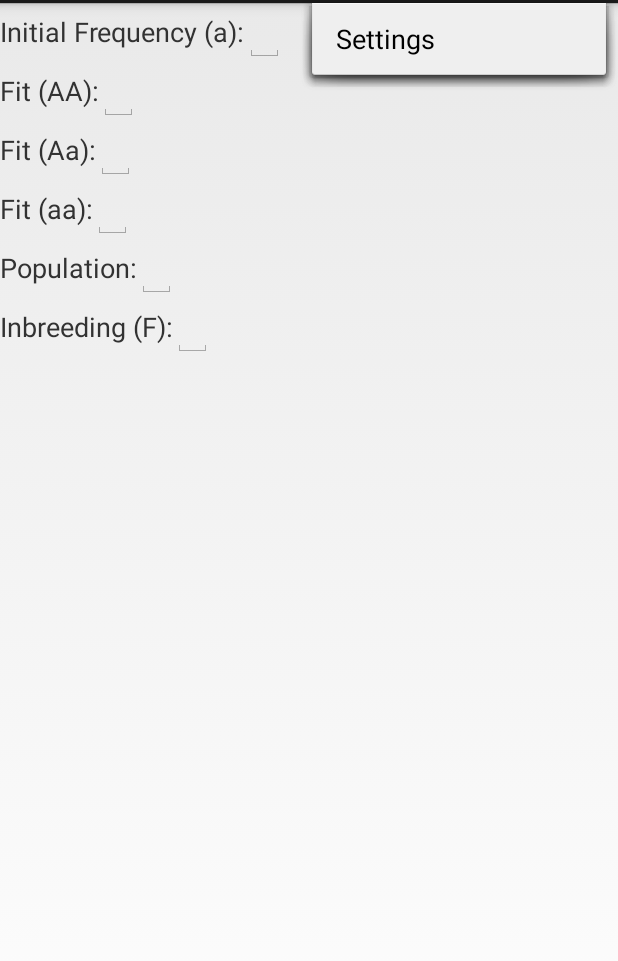
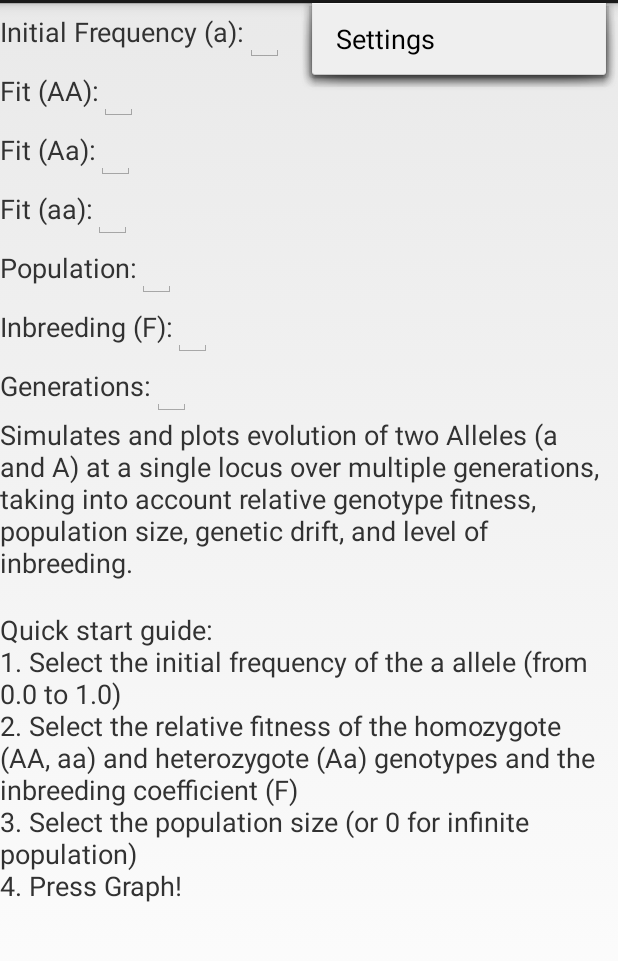
Before and after one commit to LNYApps/GeneticsAndEvolution, an Android app: the fragment AlleleGraphInputsFragment placed in its activity, with the options menu open, on a phone screen of 412 x 824 dp, the part 69-1030 px from its top. Run offline under Robolectric (Android 15) with nearby library versions, the phone set to English and light mode, and no system bars; 4 statements that could not run were skipped.

Commit message:
small fixes + quick guide

```diff
--- a/app/src/main/java/com/lnyapps/geneticsandevolution/allelefreak/AlleleGraphFragment.java
+++ b/app/src/main/java/com/lnyapps/geneticsandevolution/allelefreak/AlleleGraphFragment.java
@@ -1,8 +1,8 @@
 package com.lnyapps.geneticsandevolution.allelefreak;
 
 import android.app.Activity;
+import android.os.Bundle;
 import android.support.v4.app.Fragment;
-import android.os.Bundle;
 import android.view.LayoutInflater;
 import android.view.View;
 import android.view.ViewGroup;
@@ -15,10 +15,16 @@ import com.lnyapps.geneticsandevolution.R;
  */
 public class AlleleGraphFragment extends Fragment {
 
+    public AlleleGraphFragment() {
+        Bundle args = new Bundle();
+        //args.putInt(ARG_SECTION_NUMBER, sectionNumber);
+        setArguments(args);
+    }
+
     @Override
     public View onCreateView(LayoutInflater inflater, ViewGroup container,
                              Bundle savedInstanceState) {
-        View rootView = inflater.inflate(R.layout.fragment_allelefreak, container, false);
+        View rootView = inflater.inflate(R.layout.fragment_allelegraphinputs, container, false);
         return rootView;
     }
 
--- a/app/src/main/java/com/lnyapps/geneticsandevolution/allelefreak/AlleleGraphInputsFragment.java
+++ b/app/src/main/java/com/lnyapps/geneticsandevolution/allelefreak/AlleleGraphInputsFragment.java
@@ -6,6 +6,7 @@ import android.os.Bundle;
 import android.view.LayoutInflater;
 import android.view.View;
 import android.view.ViewGroup;
+import android.widget.EditText;
 
 import com.lnyapps.geneticsandevolution.MainActivity;
 import com.lnyapps.geneticsandevolution.R;
@@ -14,10 +15,30 @@ import com.lnyapps.geneticsandevolution.R;
  * Created by Alex on 11/30/2014.
  */
 public class AlleleGraphInputsFragment extends Fragment {
+
+    private EditText alleleInitFreq;
+    private EditText alleleFitAA;
+    private EditText alleleFitAa;
+    private EditText alleleFitaa;
+    private EditText allelePop;
+    private EditText alleleInbreeding;
+
+    public AlleleGraphInputsFragment() {
+        Bundle args = new Bundle();
+        //args.putInt(ARG_SECTION_NUMBER, sectionNumber);
+        setArguments(args);
+    }
+
     @Override
     public View onCreateView(LayoutInflater inflater, ViewGroup container,
                              Bundle savedInstanceState) {
         View rootView = inflater.inflate(R.layout.fragment_allelegraphinputs, container, false);
+        alleleInitFreq = (EditText) rootView.findViewById(R.id.allele_freak_edittext_intial_freq);
+        alleleFitAA = (EditText) rootView.findViewById(R.id.allele_freak_edittext_fit_AA);
+        alleleFitAa = (EditText) rootView.findViewById(R.id.allele_freak_edittext_fit_Aa);
+        alleleFitaa = (EditText) rootView.findViewById(R.id.allele_freak_edittext_fit_aa);
+        allelePop = (EditText) rootView.findViewById(R.id.allele_freak_edittext_pop);
+        alleleInbreeding = (EditText) rootView.findViewById(R.id.allele_freak_edittext_inbreeding);
         return rootView;
     }
 
--- a/app/src/main/res/layout/fragment_allelegraphinputs.xml
+++ b/app/src/main/res/layout/fragment_allelegraphinputs.xml
@@ -103,5 +103,37 @@
                 android:inputType="number"
                 android:textSize="@dimen/fragment_ps_textsize"/>
         </LinearLayout>
+        <LinearLayout
+            android:layout_width="fill_parent"
+            android:layout_height="fill_parent"
+            android:orientation="horizontal">
+            <TextView
+                android:layout_width="wrap_content"
+                android:layout_height="wrap_content"
+                android:text="@string/allele_param_generations"
+                android:textSize="@dimen/fragment_ps_textsize"/>
+            <EditText
+                android:id="@+id/allele_freak_edittext_generations"
+                android:layout_width="wrap_content"
+                android:layout_height="wrap_content"
+                android:inputType="number"
+                android:textSize="@dimen/fragment_ps_textsize"/>
+        </LinearLayout>
+        <TextView
+            android:layout_width="wrap_content"
+            android:layout_height="wrap_content"
+            android:text="@string/allele_param_about"
+            android:layout_gravity="center_horizontal"
+            android:textIsSelectable="false"
+            android:textSize="@dimen/fragment_about_textsize"
+            android:layout_marginBottom="@dimen/fragment_about_spacing" />
+        <TextView
+            android:layout_width="wrap_content"
+            android:layout_height="wrap_content"
+            android:text="@string/allele_param_guide"
+            android:layout_gravity="center_horizontal"
+            android:textIsSelectable="false"
+            android:textSize="@dimen/fragment_about_textsize"
+            android:layout_marginBottom="@dimen/fragment_about_spacing" />
     </LinearLayout>
 </ScrollView>
--- a/app/src/main/res/values/strings.xml
+++ b/app/src/main/res/values/strings.xml
@@ -91,13 +91,20 @@
     <!-- Allele Freak -->
     <string name="allele_graph_page">Allele Graph</string>
     <string name="allele_parameters_page">Parameters</string>
+        <!-- Graph page -->
+
+
+        <!-- Params page -->
         <string name="allele_param_initial_freq">Initial Frequency (a):</string>
         <string name="allele_param_fit_AA">Fit (AA):</string>
         <string name="allele_param_fit_Aa">Fit (Aa):</string>
         <string name="allele_param_fit_aa">Fit (aa):</string>
         <string name="allele_param_pop">Population:</string>
         <string name="allele_param_inbreeding">Inbreeding (F):</string>
+        <string name="allele_param_generations">Generations: </string>
 
+        <string name="allele_param_about">Simulates and plots evolution of two Alleles ("a" and "A") at a single locus over multiple generations, taking into account relative genotype fitness, population size, genetic drift, and level of inbreeding.</string>
+        <string name="allele_param_guide">Quick start guide: \n1. Select the initial frequency of the "a" allele (from 0.0 to 1.0) \n2. Select the relative fitness of the homozygote (AA, aa) and heterozygote (Aa) genotypes and the inbreeding coefficient (F) \n3. Select the population size (or 0 for infinite population) \n4. Press Graph!</string>
     <!-- Cross Simulator -->
     <string name="cross_sim_page">Cross Simulator</string>
     <string name="cross_sim_parameters">Parameters</string>
```
Lines whose indentation alone changed are shown as unchanged.
